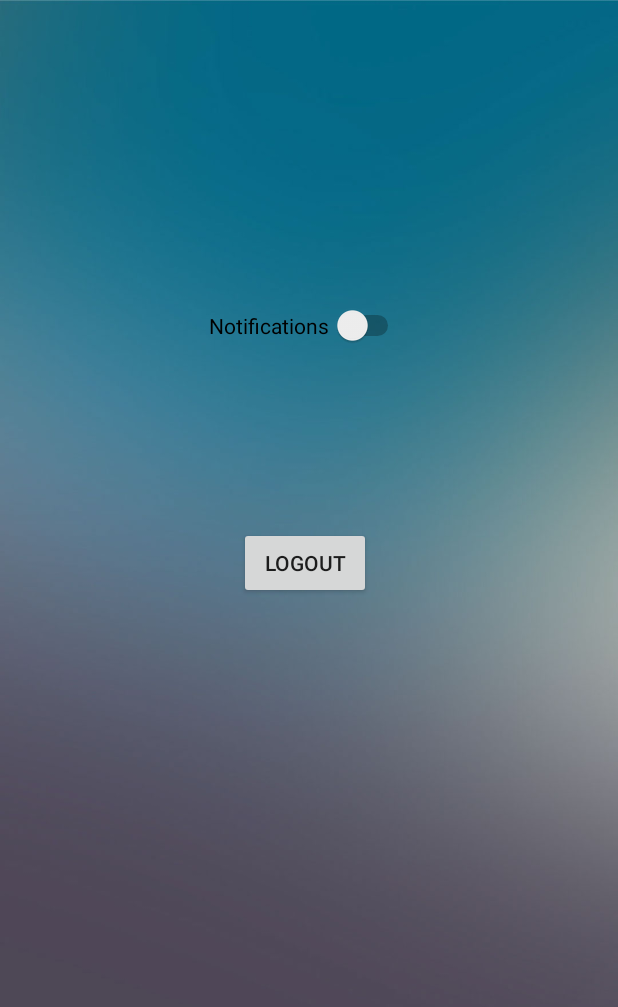
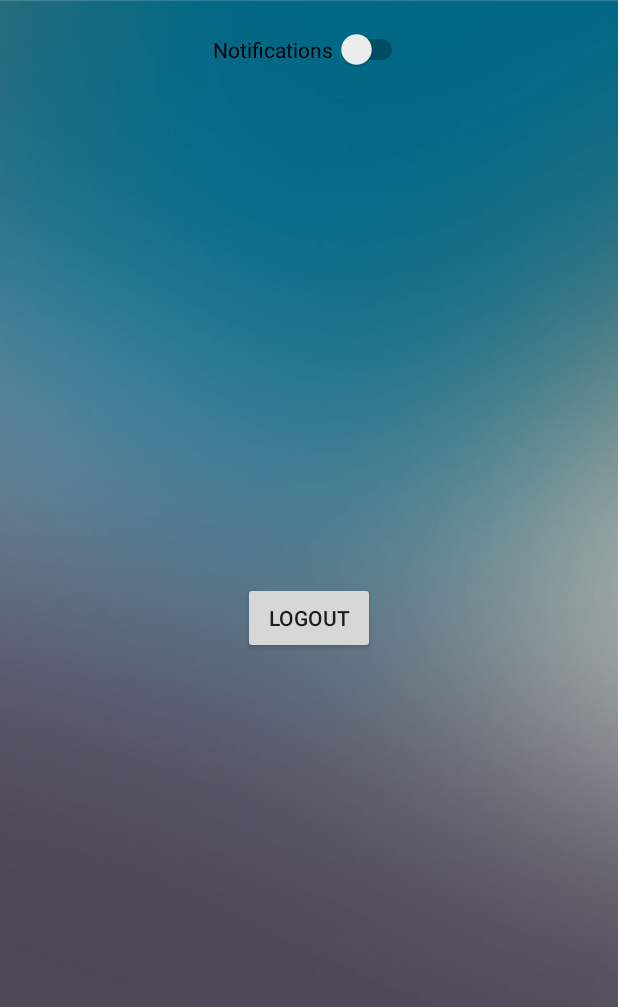
Before and after one commit to team-sportsapp/SportsStats, an Android app: the layout fragment_settings.xml on its own in the app's theme, with its tools: preview values and no code run, on a phone screen of 412 x 824 dp. Shown: the top 1007 px of the screen. Run offline under Robolectric (Android 15) with nearby library versions, the phone set to English and light mode, and no system bars.

Commit message:
fixed layout of notification slider and logout button to be centered

```diff
--- a/app/src/main/res/layout/fragment_settings.xml
+++ b/app/src/main/res/layout/fragment_settings.xml
@@ -10,27 +10,18 @@
         android:id="@+id/logoutBtn"
         android:layout_width="wrap_content"
         android:layout_height="wrap_content"
-        android:layout_alignParentStart="true"
-        android:layout_alignParentLeft="true"
-        android:layout_alignParentTop="true"
         android:layout_centerHorizontal="true"
-        android:layout_marginStart="159dp"
-        android:gravity="center"
-        android:layout_marginLeft="159dp"
-        android:layout_marginTop="351dp"
+        android:layout_centerVertical="true"
+
         android:text="Logout" />
 
     <Switch
+        android:id="@+id/notifSlider"
         android:layout_width="132dp"
         android:layout_height="66dp"
-        android:layout_alignParentStart="true"
-        android:layout_alignParentLeft="true"
-        android:layout_alignParentTop="true"
-        android:layout_centerInParent="true"
-        android:layout_marginStart="137dp"
         android:gravity="center"
-        android:layout_marginLeft="137dp"
-        android:layout_marginTop="184dp"
+        android:layout_centerHorizontal="true"
+        android:layout_alignTop="@+id/loginBtn"
         android:text="Notifications" />
 
 
```
